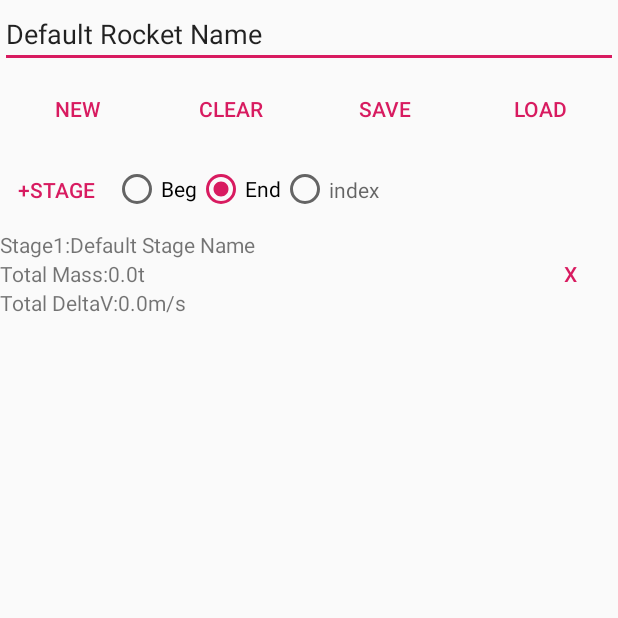
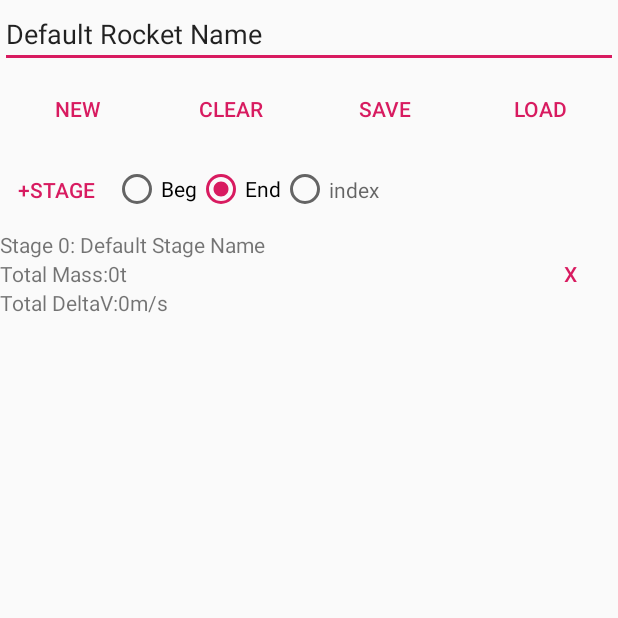
Before and after one commit to evandisoft/MultistageDeltavCalculator, an Android app: the screen it shows after launch (MainActivity), after a tap on "NEW", on a phone screen of 412 x 824 dp, the top half of it. Run offline under Robolectric (Android 15) with nearby library versions, the phone set to English and light mode, and no system bars.

Commit message:
decimal formatting

```diff
--- a/app/src/main/AndroidManifest.xml
+++ b/app/src/main/AndroidManifest.xml
@@ -11,7 +11,7 @@
         android:theme="@style/AppTheme.NoActionBar">
         <activity
             android:name=".app.MainActivity"
-
+            android:screenOrientation="portrait"
             >
             <intent-filter>
                 <action android:name="android.intent.action.MAIN" />
--- a/app/src/main/java/com/evandisoft/multistagedeltav/app/RocketStageViewHolder.java
+++ b/app/src/main/java/com/evandisoft/multistagedeltav/app/RocketStageViewHolder.java
@@ -9,10 +9,16 @@ import android.widget.TextView;
 
 import com.evandisoft.multistagedeltav.R;
 
+import java.text.DecimalFormat;
+
 class RocketStageViewHolder extends RecyclerView.ViewHolder {
+    private DecimalFormat decimalFormat = new DecimalFormat();
+
     private TextView deltaV;
     private TextView mass;
     private TextView name;
+    private TextView stageNumber;
+
     private Button removeStageButton;
 
     public RocketStageViewHolder(@NonNull View itemView) {
@@ -21,14 +27,16 @@ class RocketStageViewHolder extends RecyclerView.ViewHolder {
         deltaV=itemView.findViewById(R.id.deltaVTextView);
         mass=itemView.findViewById(R.id.massTextView);
         name=itemView.findViewById(R.id.stageNameTextView);
+        stageNumber=itemView.findViewById(R.id.stageNumberTextView);
         removeStageButton=itemView.findViewById(R.id.removeStageButton);
     }
 
     public void set(RocketStagesRecyclerAdapter rsra, final MainActivity mainActivity, Rocket rocket, int i){
         RocketStage rocketStage=rocket.get(i);
-        deltaV.setText(String.format("%s", rocket.getDeltaVUpThrough(i)));
-        mass.setText(String.format("%s", rocketStage.effectiveFullMass()));
-        name.setText(String.format("%s", rocketStage.name));
+        deltaV.setText(this.decimalFormat.format(rocketStage.getDeltaV()));
+        mass.setText(this.decimalFormat.format(rocketStage.effectiveFullMass()));
+        name.setText(String.format(" %s",rocketStage.name));
+        stageNumber.setText(String.format(" %d",i));
 
         final RocketStagesRecyclerAdapter finalRsra=rsra;
         final int finalI=i;
--- a/app/src/main/java/com/evandisoft/multistagedeltav/app/RocketStagesRecyclerAdapter.java
+++ b/app/src/main/java/com/evandisoft/multistagedeltav/app/RocketStagesRecyclerAdapter.java
@@ -8,9 +8,12 @@ import android.view.ViewGroup;
 
 import com.evandisoft.multistagedeltav.R;
 
+import java.text.DecimalFormat;
+
 class RocketStagesRecyclerAdapter extends android.support.v7.widget.RecyclerView.Adapter {
     MainActivity mainActivity;
     Rocket rocket;
+
 
     public RocketStagesRecyclerAdapter(Rocket rocket,MainActivity mainActivity) {
         this.rocket=rocket;
--- a/app/src/main/res/values/strings.xml
+++ b/app/src/main/res/values/strings.xml
@@ -21,7 +21,7 @@
     <string name="addStageAtIndexHint">index</string>
     <string name="indexFieldDefaultText">0</string>
     <string name="stage_name_hint">stage name</string>
-    <string name="stageakjdhkfjhskjdhfkj">Stage</string>
+    <string name="stageakjdhkfjhskjdhfkj">Stage </string>
     <string name="vbfbhd">1</string>
     <string name="dfklsjdlfjcclnslnsc">Bluto</string>
     <string name="lkjsljdlkfnslknvlksn">Total Mass:</string>
```
Also changed, not shown: app/src/main/java/com/evandisoft/multistagedeltav/app/EditStage.java (+8 -5 lines), app/src/main/res/layout/rocket_stage_view.xml (+9 -6 lines).
